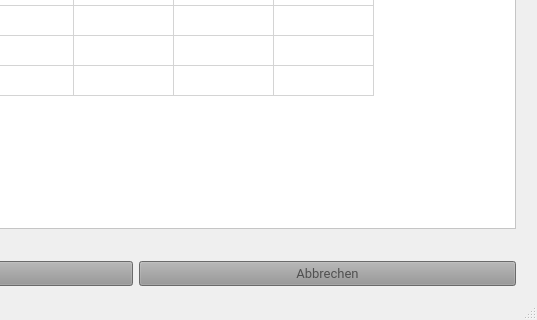
kelvfi/PyQt_Projekt, file main_site.ui: the form before one commit; both pictures show x 265 to 802 and y 262 to 582 of the 802 by 582 pixel window.
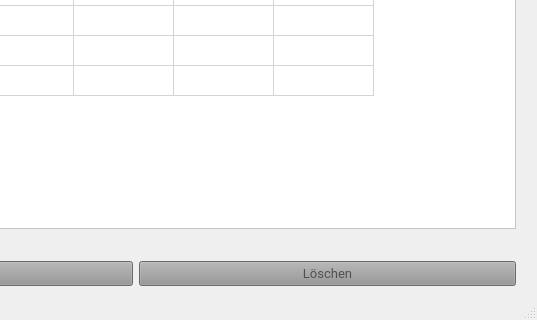
The form after the commit. Icons and pictures are not drawn.

Diff of the .ui file:
```diff
--- a/main_site.ui
+++ b/main_site.ui
@@ -64,7 +64,7 @@
 color: rgb(80, 80, 80);</string>
        </property>
        <property name="text">
-        <string>Abbrechen</string>
+        <string>Löschen</string>
        </property>
        <property name="icon">
         <iconset>
```
Left out of the diff: 4 changed lines with no effect on the pictures.
